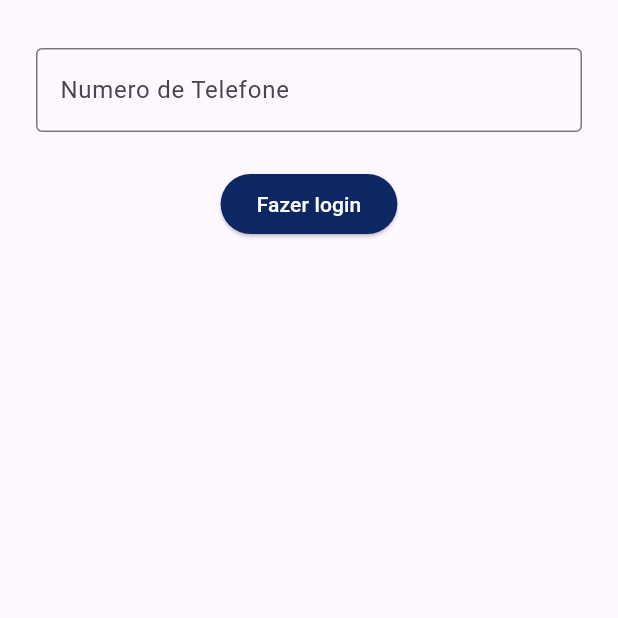
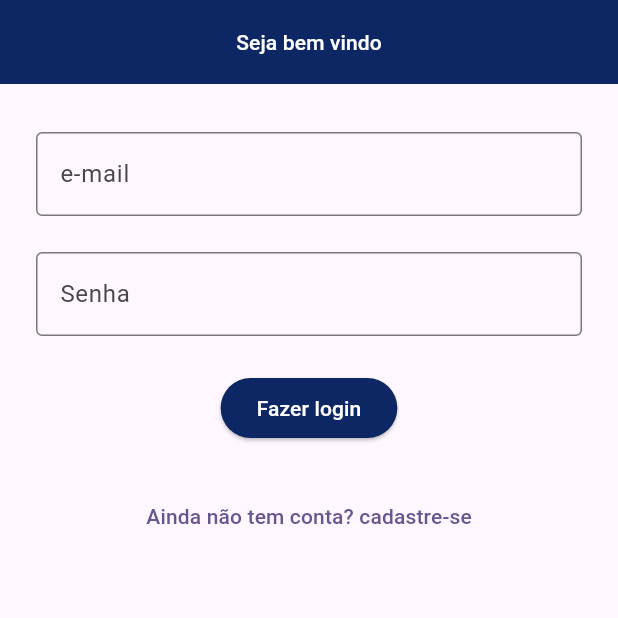
Before and after one commit to mbala-sadraue/flutter-estudos, a Flutter app: the screen it shows after launch, on a phone screen of 412 x 824 dp, the top half of it. Run offline on Flutter 3.47's test engine with Material 3 defaults, Android fonts, the phone set to English and light mode, and no system bars; our stand-ins replace firebase_auth, firebase_core, get; accounts and stored records are empty.

Commit message:
criar controller e formularios expecifico para  login for number

```diff
--- /dev/null
+++ b/banco_fogo/lib/modules/login_for_number/controlles/form_login_number_controller.dart
@@ -0,0 +1,27 @@
+import 'package:flutter/material.dart';
+import 'package:get/get.dart';
+
+class FormLoginNumberController extends GetxController {
+ static FormLoginNumberController get to => Get.find();
+ final TextEditingController number = TextEditingController();
+ final TextEditingController code = TextEditingController();
+ final TextEditingController senha = TextEditingController();
+
+  Rx<String> title = 'Seja bem vindo'.obs;
+  Rx<String> btnEntar = 'Fazer login'.obs;
+  Rx<String> btnStateConta = 'Ainda não tem conta? cadastre-se'.obs;
+  Rx<bool> isLogin = true.obs;
+
+  void checkIsLogin() {
+    if (isLogin.value == false) {
+      title.value = 'Seja bem vindo';
+      btnEntar.value = 'Fazer login';
+      btnStateConta.value = 'Ainda não tem conta? cadastre-se"';
+    }else{
+       title.value = 'Criar um conta';
+      btnEntar.value = 'Cadastre-se';
+      btnStateConta.value = 'Já tens uma conta? Faça login"';
+    }
+      isLogin.value = !isLogin.value;
+  }
+}
--- a/banco_fogo/lib/modules/login_for_number/ui/components/form.dart
+++ b/banco_fogo/lib/modules/login_for_number/ui/components/form.dart
@@ -14,28 +14,76 @@ class Formulario extends StatelessWidget {
   @override
   Widget build(BuildContext context) {
     return Scaffold(
+      appBar: AppBar(
+        backgroundColor: Color.fromARGB(255, 12, 39, 99),
+        title: Center(
+          child: Obx(() => TextButton(
+                onPressed: () {},
+                child: Text(formController.title.value,style:TextStyle(color: Colors.white)),
+              )),
+        ),
+      ),
       body: SingleChildScrollView(
         child: Column(
           children: [
             Padding(
-                padding: EdgeInsets.only(top: 20),
-                child: Form(
+              padding: EdgeInsets.only(top: 20),
+              child: Form(
                   key: _formKey,
                   child: Column(
                     children: [
+                     Obx(
+                      () => formController.isLogin.value == false?
+                       Padding(
+                        padding: const EdgeInsets.symmetric(
+                            horizontal: 24.0, vertical: 12.0),
+                        child: TextFormField(
+                          decoration: const InputDecoration(
+                              border: OutlineInputBorder(),
+                              labelText: 'Nome'),
+                          controller: formController.name ,
+                          keyboardType: TextInputType.emailAddress,
+                          validator: (value) {
+                            if (value!.isEmpty) {
+                              return "Nome é um campo obrigatório";
+                            }
+                            return null;
+                          },
+                        ),
+                      )
+
+
+                      :SizedBox()
+                     ),
                       Padding(
                         padding: const EdgeInsets.symmetric(
                             horizontal: 24.0, vertical: 12.0),
                         child: TextFormField(
                           decoration: const InputDecoration(
                               border: OutlineInputBorder(),
-                              labelText: 'Numero de Telefone'),
-                          controller: formController.senha,
+                              labelText: 'e-mail'),
+                            controller: formController.email,
+                          keyboardType: TextInputType.emailAddress,
+                          validator: (value) {
+                            if (value!.isEmpty) {
+                              return "E-mail é um campo obrigatório";
+                            }
+                            return null;
+                          },
+                        ),
+                      ),
+                      Padding(
+                        padding: const EdgeInsets.symmetric(
+                            horizontal: 24.0, vertical: 12.0),
+                        child: TextFormField(
+                          decoration: const InputDecoration(
+                              border: OutlineInputBorder(), labelText: 'Senha'),
+                              controller: formController.senha,
                           keyboardType: TextInputType.visiblePassword,
                           obscureText: true,
                           validator: (value) {
                             if (value!.isEmpty) {
-                              return "o Número é um campo obrigatório";
+                              return "senha é um campo obrigatório";
                             }
                             return null;
                           },
@@ -54,7 +102,10 @@ class Formulario extends StatelessWidget {
                                           Color.fromARGB(255, 12, 39, 99)),
                                 ),
                                 onPressed: () {
-                                  if(_formKey.currentState!.validate()){
+                                  if(!formController.isLogin.value){
+                                    authServiceController.sigin(formController.email.text, formController.senha.text);
+                                  }else{
+                                    authServiceController.sigin(formController.email.text, formController.senha.text);
 
                                   }
                                 },
@@ -65,10 +116,19 @@ class Formulario extends StatelessWidget {
                               ),
                             ],
                           )),
-
+                      Padding(
+                        padding: const EdgeInsets.symmetric(
+                            horizontal: 24.0, vertical: 12.0),
+                        child: Obx(() => TextButton(
+                              onPressed: () {
+                                formController.checkIsLogin();
+                              },
+                              child: Text(formController.btnStateConta.value),
+                            )),
+                      ),
                     ],
-                  ),
-                )),
+                  )),
+            ),
           ],
         ),
       ),
```
Also changed, not shown: banco_fogo/lib/modules/login_for_number/ui/components/form_number.dart (added, +78 -0 lines), banco_fogo/lib/modules/login_for_number/ui/components/opt_form.dart (added, +82 -0 lines).
